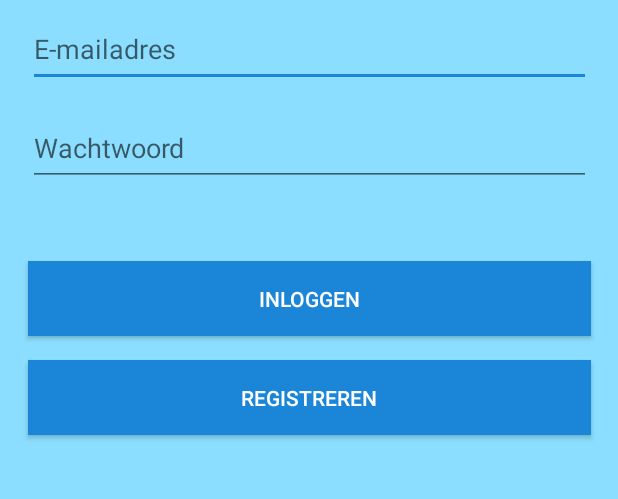
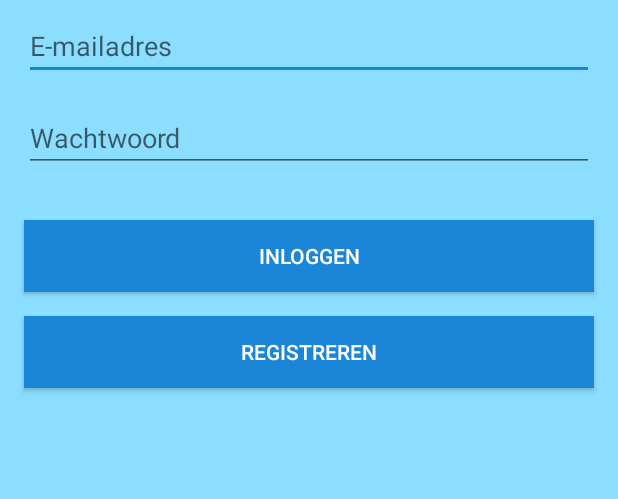
Before and after one commit to MannyRibo/WeerApp, an Android app: the screen it shows after launch (MainActivity), on a phone screen of 412 x 824 dp, the part 536-1035 px from its top. Run offline under Robolectric (Android 15) with nearby library versions, the phone set to English and light mode, and no system bars; our stand-ins replace Firebase (no records; nobody signed in at launch, a user with empty details on screens opened directly).

Commit message:
Layout problem fixed

```diff
--- a/app/src/main/res/layout/activity_main.xml
+++ b/app/src/main/res/layout/activity_main.xml
@@ -9,8 +9,8 @@
 
     <EditText
         android:id="@+id/emailadres"
-        android:layout_width="375dp"
-        android:layout_height="50dp"
+        android:layout_width="0dp"
+        android:layout_height="wrap_content"
         android:layout_marginStart="16dp"
         android:layout_marginTop="8dp"
         android:layout_marginEnd="16dp"
@@ -23,8 +23,8 @@
 
     <EditText
         android:id="@+id/wachtwoord"
-        android:layout_width="375dp"
-        android:layout_height="50dp"
+        android:layout_width="0dp"
+        android:layout_height="wrap_content"
         android:layout_marginStart="16dp"
         android:layout_marginTop="16dp"
         android:layout_marginEnd="16dp"
@@ -37,10 +37,10 @@
 
     <Button
         android:id="@+id/inloggen"
-        android:layout_width="375dp"
-        android:layout_height="50dp"
+        android:layout_width="0dp"
+        android:layout_height="wrap_content"
         android:layout_marginStart="16dp"
-        android:layout_marginTop="50dp"
+        android:layout_marginTop="32dp"
         android:layout_marginEnd="16dp"
         android:background="@color/colorAccent"
         android:onClick="inloggen"
@@ -52,8 +52,8 @@
 
     <Button
         android:id="@+id/registreren"
-        android:layout_width="375dp"
-        android:layout_height="50dp"
+        android:layout_width="0dp"
+        android:layout_height="wrap_content"
         android:layout_marginStart="16dp"
         android:layout_marginTop="16dp"
         android:layout_marginEnd="16dp"
```
Also changed, not shown: app/src/main/res/layout/activity_registreren.xml (+6 -6 lines), app/src/main/res/layout/activity_stad_invoeren.xml (+8 -8 lines).
